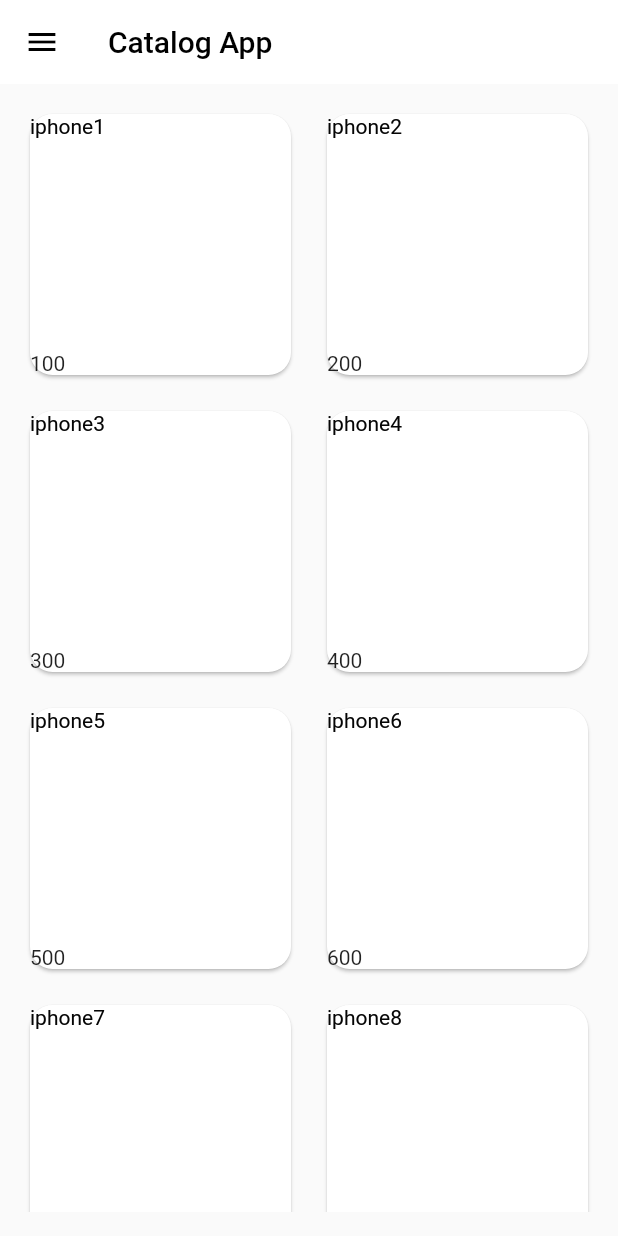
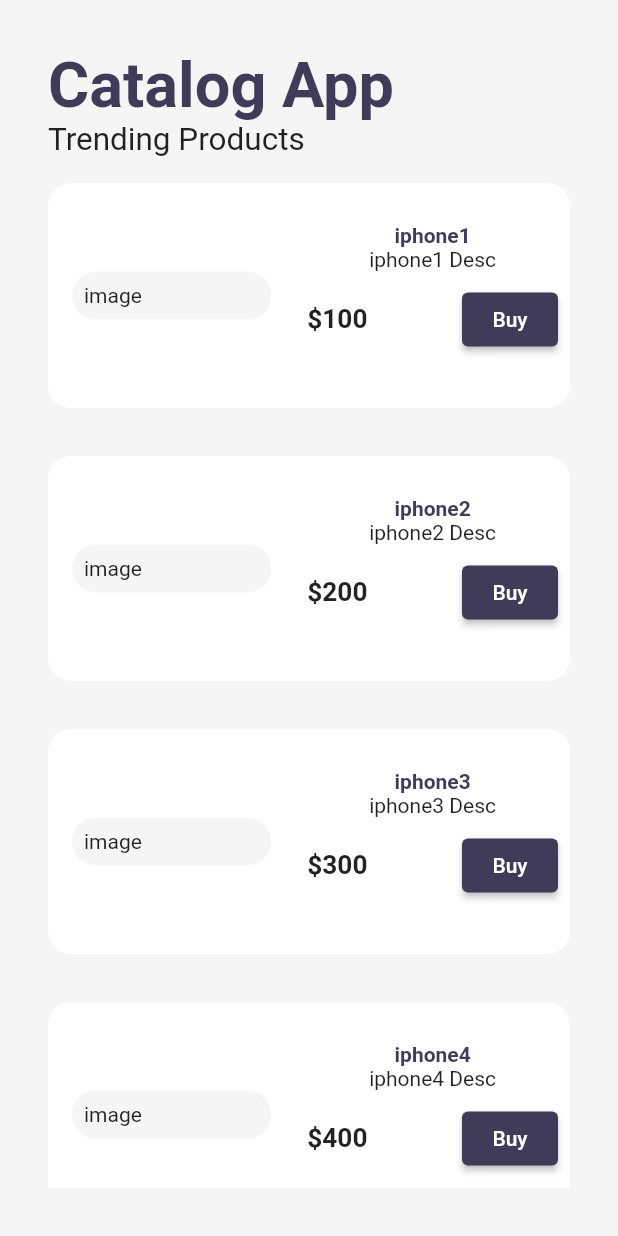
Before and after one commit to ShahbazVK/Flutter-Complete-Course, a Flutter app: the screen it shows after launch, on a phone screen of 412 x 824 dp. Run offline on Flutter 3.47's test engine with Material 2 defaults, Android fonts, the phone set to English and light mode, and no system bars; our stand-ins replace velocity_x; missing offline and left inert: dart:html.

Commit message:
day 12 completed

```diff
--- a/lib/pages/home_page.dart
+++ b/lib/pages/home_page.dart
@@ -1,12 +1,15 @@
 // ignore_for_file: prefer_const_constructors
+
+import 'dart:io';
 
 import 'package:flutter/material.dart';
 import 'package:flutter/services.dart';
 import 'dart:convert';
 import 'package:flutter_project_catalog/models/catalogue.dart';
 import 'package:flutter_project_catalog/widgets/item_widget.dart';
-
+import 'package:flutter_project_catalog/widgets/themes.dart';
 import '../widgets/drawer.dart';
+import 'package:velocity_x/velocity_x.dart';
 
 class HomePage extends StatefulWidget {
   @override
@@ -27,7 +30,7 @@ class _HomePageState extends State<HomePage> {
         await rootBundle.loadString("assets/files/catalog.json");
     final decodedData = jsonDecode(catalogjson);
     var productsData = decodedData["products"];
-    print(productsData);
+    // print(productsData);
     CatalogModel.items = List.from(productsData)
         .map<Item>((item) => Item.fromMap(item))
         .toList();
@@ -40,49 +43,161 @@ class _HomePageState extends State<HomePage> {
     // int days = 30;
     // String name = "Shahbaz";
     return Scaffold(
-      appBar: AppBar(
-        title: Text(
-          "Catalog App",
-          style: TextStyle(color: Colors.black),
-        ),
-      ),
-      body: Padding(
-        padding: const EdgeInsets.all(16.0),
-        child: (CatalogModel.items != null && CatalogModel.items.isNotEmpty)
-            ?
-            // ListView.builder(
-            //   itemCount: CatalogModel.items.length,
-            //   itemBuilder: (context, index) {
-            //     return ItemWidget(
-            //       item: CatalogModel.items[index],
-            //       key: null,
-            //     );
-            //   },
-            // )
-            GridView.builder(
-                gridDelegate: SliverGridDelegateWithFixedCrossAxisCount(
-                  crossAxisCount: 2,
-                  mainAxisSpacing: 16,
-                  crossAxisSpacing: 16,
-                ),
-                itemBuilder: (context, index) {
-                  final item = CatalogModel.items[index];
-                  return Card(
-                      shape: RoundedRectangleBorder(
-                          borderRadius: BorderRadius.circular(15)),
-                      child: GridTile(
-                        header: Text(item.name),
-                        child: Text(item.name),
-                        footer: Text(item.price.toString()),
-                      ));
-                },
-                itemCount: CatalogModel.items.length,
-              )
-            : Center(
-                child: CircularProgressIndicator(),
-              ),
-      ),
-      drawer: myDrawer(),
+        backgroundColor: myTheme.creamColor,
+        // appBar: AppBar(
+        //   title: Text(
+        //     "Catalog App",
+        //     style: TextStyle(color: Colors.black),
+        //   ),
+        // ),
+        body: SafeArea(
+          child: Container(
+            padding: Vx.m32,
+            child: Column(
+              crossAxisAlignment: CrossAxisAlignment.start,
+              children: [
+                CatalogHeader(),
+                if (CatalogModel.items != null && CatalogModel.items.isNotEmpty)
+                  CatalogList().expand()
+                else
+                  Center(
+                    child: CircularProgressIndicator(),
+                  )
+              ],
+            ),
+          ),
+        )
+
+        // Padding(
+        //   padding: const EdgeInsets.all(16.0),
+        //   child: (CatalogModel.items != null && CatalogModel.items.isNotEmpty)
+        //       ?
+        //       // ListView.builder(
+        //       //   itemCount: CatalogModel.items.length,
+        //       //   itemBuilder: (context, index) {
+        //       //     return ItemWidget(
+        //       //       item: CatalogModel.items[index],
+        //       //       key: null,
+        //       //     );
+        //       //   },
+        //       // )
+        //       GridView.builder(
+        //           gridDelegate: SliverGridDelegateWithFixedCrossAxisCount(
+        //             crossAxisCount: 2,
+        //             mainAxisSpacing: 16,
+        //             crossAxisSpacing: 16,
+        //           ),
+        //           itemBuilder: (context, index) {
+        //             final item = CatalogModel.items[index];
+        //             return Card(
+        //                 shape: RoundedRectangleBorder(
+        //                     borderRadius: BorderRadius.circular(15)),
+        //                 child: GridTile(
+        //                   header: Text(item.name),
+        //                   child: Text(item.name),
+        //                   footer: Text(item.price.toString()),
+        //                 ));
+        //           },
+        //           itemCount: CatalogModel.items.length,
+        //         )
+        //       : Center(
+        //           child: CircularProgressIndicator(),
+        //         ),
+        // ),
+        // drawer: myDrawer(),
+        );
+  }
+}
+
+class CatalogList extends StatelessWidget {
+  // const CatalogList({ Key? key }) : super(key: key);
+
+  @override
+  Widget build(BuildContext context) {
+    return ListView.builder(
+      shrinkWrap: true,
+      itemCount: CatalogModel.items.length,
+      itemBuilder: (context, index) {
+        final catalog = CatalogModel.items[index];
+        return CatalogItem(catalog: catalog);
+      },
     );
   }
 }
+
+class CatalogItem extends StatelessWidget {
+  // const CatalogItem({ Key? key }) : super(key: key);
+  final Item catalog;
+
+  const CatalogItem({Key? key, required this.catalog})
+      : assert(catalog != null),
+        super(key: key);
+  @override
+  Widget build(BuildContext context) {
+    return VxBox(
+      child: Row(
+        children: [
+          CatalogImage(image: catalog.image),
+          Expanded(
+            child: Column(
+              crossAxisAlignment: CrossAxisAlignment.start,
+              mainAxisAlignment: MainAxisAlignment.center,
+              children: [
+              Column(
+                children: [
+                  catalog.name.text.color(myTheme.darkBluishColor).bold.make(),
+                  catalog.desc.text.make(),
+                  ButtonBar(
+                    alignment: MainAxisAlignment.spaceBetween,
+                    buttonPadding: Vx.mOnly(right: 16),
+                    children: [
+                      "\$${catalog.price}".text.bold.xl.make(),
+                      ElevatedButton(
+                        onPressed: (){},
+                        style: ButtonStyle(
+                          backgroundColor: MaterialStateProperty.all(myTheme.darkBluishColor)
+                        ),
+                       child: "Buy".text.make())
+                    ],
+                  )
+                ],
+              )
+            ]),
+          )
+        ],
+      ),
+    ).white.rounded.square(150).make().py16();
+  }
+}
+
+class CatalogImage extends StatelessWidget {
+  // const CatalogImage({ Key? key }) : super(key: key);
+  final String image;
+
+  const CatalogImage({Key? key, required this.image}) : super(key: key);
+  @override
+  Widget build(BuildContext context) {
+    return Text(image)
+        .box
+        .roundedLg
+        .p8
+        .color(myTheme.creamColor)
+        .make()
+        .p16()
+        .w40(context);
+  }
+}
+
+class CatalogHeader extends StatelessWidget {
+  @override
+  Widget build(BuildContext context) {
+    return Column(
+      crossAxisAlignment: CrossAxisAlignment.start,
+      children: [
+        // Text("Catalog App"),
+        "Catalog App".text.bold.xl5.color(myTheme.darkBluishColor).make(),
+        "Trending Products".text.xl2.make(),
+      ],
+    );
+  }
+}
--- a/lib/widgets/themes.dart
+++ b/lib/widgets/themes.dart
@@ -11,4 +11,6 @@ class myTheme {
       );
   static ThemeData darkTheme(BuildContext context) =>
       ThemeData(brightness: Brightness.dark);
+  static Color creamColor = Color(0xfff5f5f5);
+  static Color darkBluishColor = Color(0xff403b58);
 }
--- a/pubspec.yaml
+++ b/pubspec.yaml
@@ -35,6 +35,10 @@ dependencies:
   # Use with the CupertinoIcons class for iOS style icons.
   cupertino_icons: ^1.0.2
   # google_fonts: ^2.3.1
+  # velocity_x: ^1.4.2
+  # velocity_x: <latest_version>
+  velocity_x: ^3.4.0
+
 
 
 dev_dependencies:
```
Also changed, not shown: pubspec.lock.
